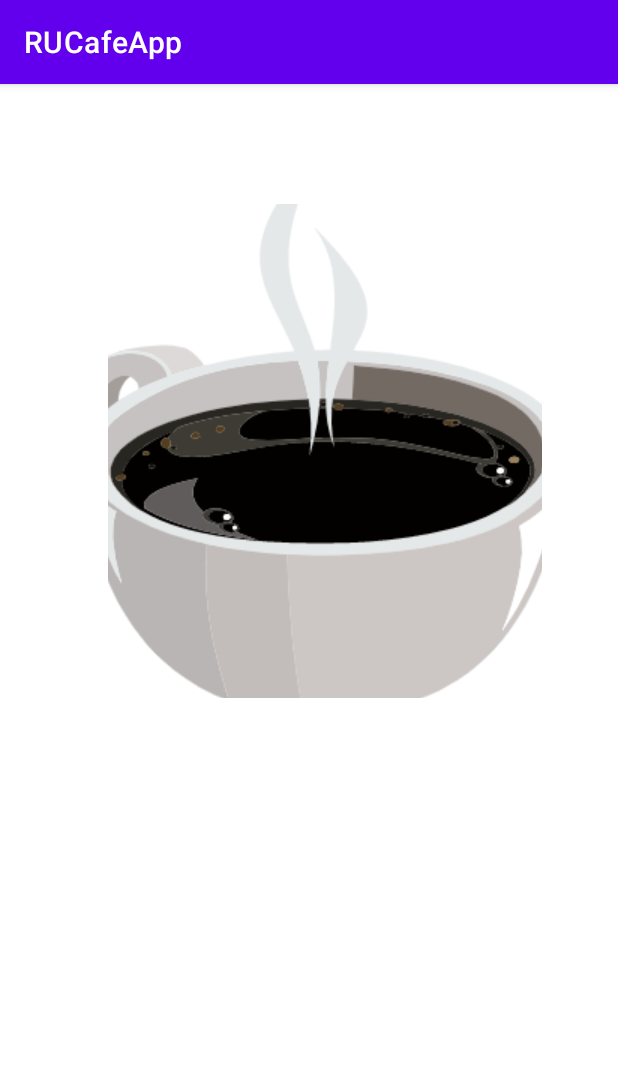
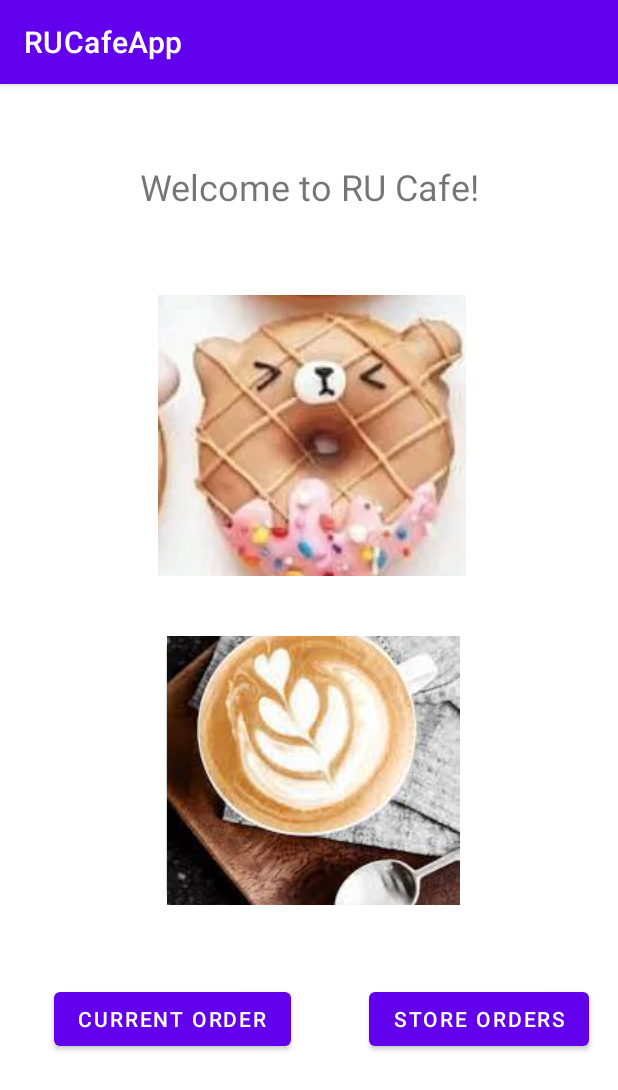
Before and after one commit to kuhuhalder/RUCafeApp, an Android app: the screen it shows after launch (MainActivity), on a phone screen of 412 x 824 dp. Shown: the top 1090 px of the screen. Run offline under Robolectric (Android 15) with nearby library versions, the light colour scheme and no system bars.

Commit message:
Home Screen and Donut Screen Layouts done

```diff
--- a/app/src/main/res/layout/activity_main.xml
+++ b/app/src/main/res/layout/activity_main.xml
@@ -7,13 +7,57 @@
     tools:context=".MainActivity">
 
     <ImageButton
-        android:id="@+id/imageButton2"
-        android:layout_width="289dp"
-        android:layout_height="329dp"
-        android:layout_marginStart="72dp"
-        android:layout_marginTop="80dp"
+        android:id="@+id/MainDonutsImage"
+        android:layout_width="205dp"
+        android:layout_height="187dp"
+        android:layout_marginTop="56dp"
         android:contentDescription="@string/order_coffee_button"
+        android:foregroundGravity="center_horizontal"
+        app:layout_constraintEnd_toEndOf="parent"
+        app:layout_constraintHorizontal_bias="0.509"
         app:layout_constraintStart_toStartOf="parent"
-        app:layout_constraintTop_toTopOf="parent"
-        app:srcCompat="@drawable/coffee2" />
+        app:layout_constraintTop_toBottomOf="@+id/textView5"
+        app:srcCompat="@drawable/donuts" />
+
+    <ImageButton
+        android:id="@+id/MainCoffeeImage"
+        android:layout_width="204dp"
+        android:layout_height="179dp"
+        android:layout_marginTop="40dp"
+        app:layout_constraintEnd_toEndOf="@+id/MainDonutsImage"
+        app:layout_constraintHorizontal_bias="1.0"
+        app:layout_constraintStart_toStartOf="@+id/MainDonutsImage"
+        app:layout_constraintTop_toBottomOf="@+id/MainDonutsImage"
+        app:srcCompat="@drawable/coffee"
+        android:contentDescription="@string/todo" />
+
+    <Button
+        android:id="@+id/CurrentOrderMainButton"
+        android:layout_width="wrap_content"
+        android:layout_height="wrap_content"
+        android:layout_marginStart="36dp"
+        android:layout_marginTop="52dp"
+        android:text="@string/current_order"
+        app:layout_constraintStart_toStartOf="parent"
+        app:layout_constraintTop_toBottomOf="@+id/MainCoffeeImage" />
+
+    <Button
+        android:id="@+id/StoreOrdersMainButton"
+        android:layout_width="wrap_content"
+        android:layout_height="wrap_content"
+        android:layout_marginStart="52dp"
+        android:text="@string/store_orders"
+        app:layout_constraintStart_toEndOf="@+id/CurrentOrderMainButton"
+        app:layout_constraintTop_toTopOf="@+id/CurrentOrderMainButton" />
+
+    <TextView
+        android:id="@+id/textView5"
+        android:layout_width="wrap_content"
+        android:layout_height="wrap_content"
+        android:layout_marginTop="52dp"
+        android:text="@string/welcome_to_ru_cafe"
+        android:textSize="24sp"
+        app:layout_constraintEnd_toEndOf="parent"
+        app:layout_constraintStart_toStartOf="parent"
+        app:layout_constraintTop_toTopOf="parent" />
 </androidx.constraintlayout.widget.ConstraintLayout>
--- a/app/src/main/res/values/strings.xml
+++ b/app/src/main/res/values/strings.xml
@@ -14,5 +14,9 @@
     <string name="select_donut_flavor">Select Donut Flavor</string>
     <string name="subtotal_donut">subtotal</string>
     <string name="order_coffee_button">Order Coffee</string>
+    <string name="store_orders">Store Orders</string>
+    <string name="current_order">Current Order</string>
+    <string name="welcome_to_ru_cafe">Welcome to RU Cafe!</string>
+    <string name="todo">TODO</string>
     <string-array name="quantity">"1", "2", "3", "4", "5"</string-array>
 </resources>
```
